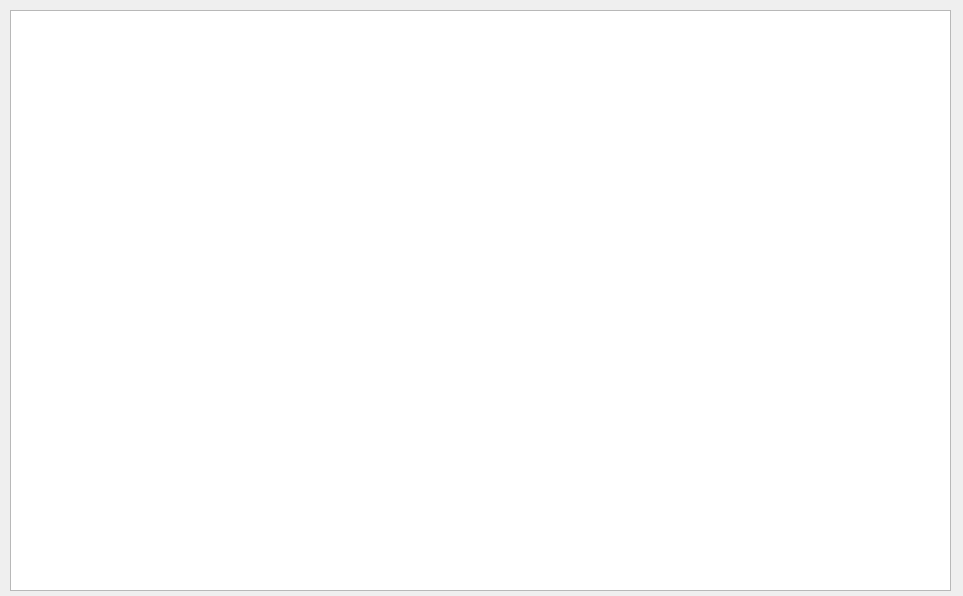
madri308/MarioGame, file MarioGame/matrixwindow.ui: the form before one commit.
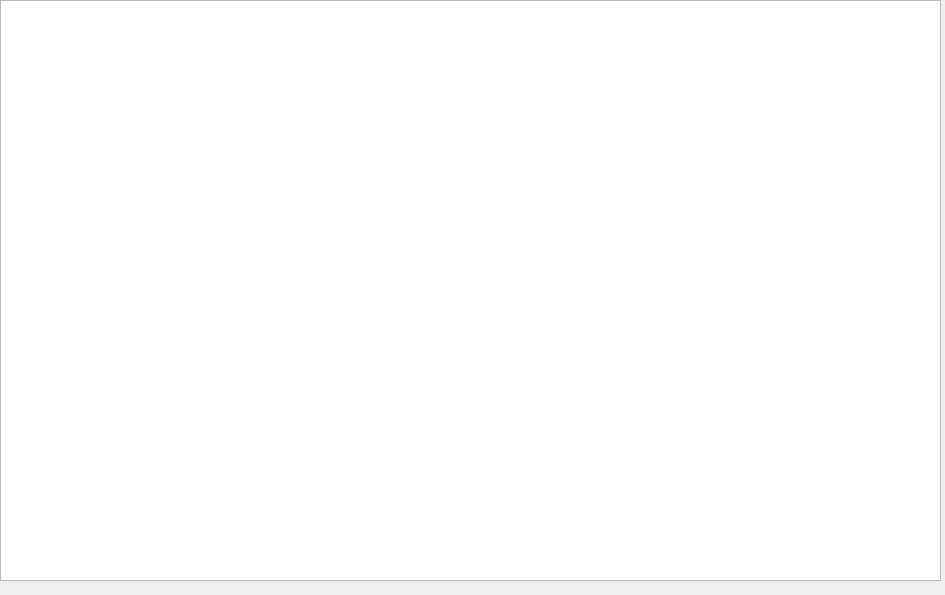
The form after the commit.

```diff
--- a/MarioGame/matrixwindow.ui
+++ b/MarioGame/matrixwindow.ui
@@ -6,8 +6,8 @@
    <rect>
     <x>0</x>
     <y>0</y>
-    <width>963</width>
-    <height>596</height>
+    <width>945</width>
+    <height>595</height>
    </rect>
   </property>
   <property name="windowTitle">
@@ -17,8 +17,8 @@
    <widget class="QTableView" name="matrix">
     <property name="geometry">
      <rect>
-      <x>10</x>
-      <y>10</y>
+      <x>0</x>
+      <y>0</y>
       <width>941</width>
       <height>581</height>
      </rect>
```
